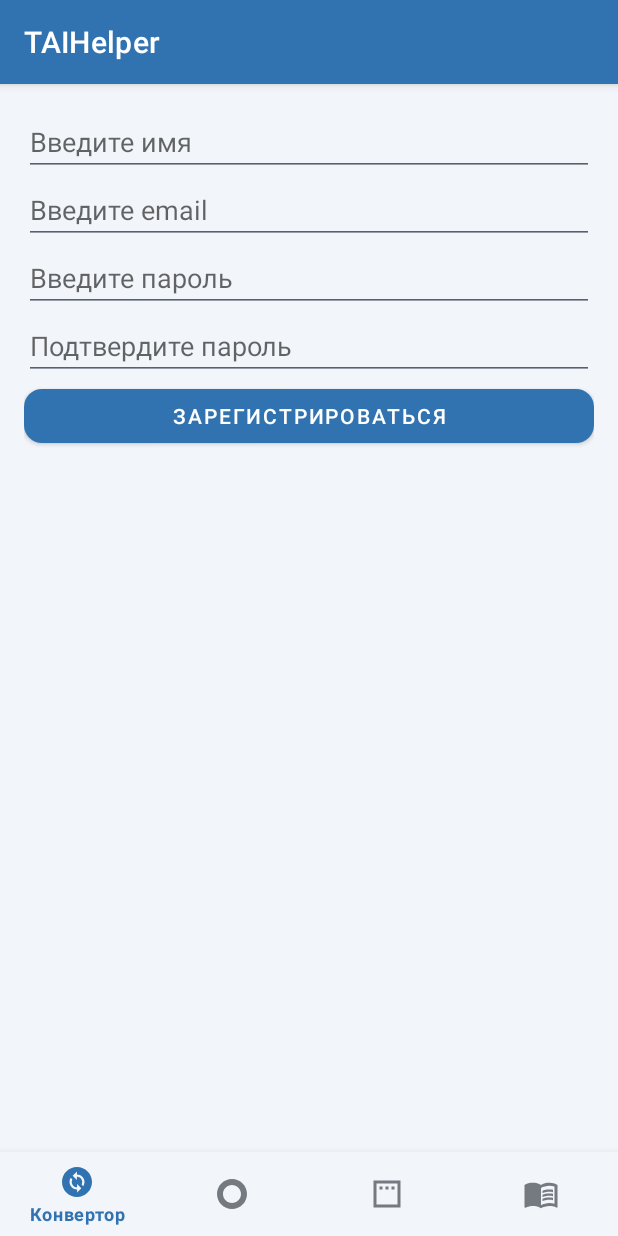
After one commit to Gizatulin-Vitaly/TAIHelper, an Android app: the RegisterFragment screen opened through its navigation route, on a phone screen of 412 x 824 dp. The commit adds this screen. Run offline under Robolectric (Android 15) with nearby library versions, the phone set to English and light mode, and no system bars; our stand-ins replace Dagger/Hilt's generated code, Firebase (no records; nobody signed in at launch, a user with empty details on screens opened directly), navigation-ui.

Commit message:
"Седьмой коммит: Добавлена авторизация Firebase, Регистрация, Восстановление пароля"

```diff
--- a/app/src/main/java/com/reftgres/taihelper/MainActivity.kt
+++ b/app/src/main/java/com/reftgres/taihelper/MainActivity.kt
@@ -3,29 +3,36 @@ package com.reftgres.taihelper
 import android.os.Bundle
 import androidx.appcompat.app.AppCompatActivity
 import androidx.activity.viewModels
-import androidx.lifecycle.Observer // Импортируем Observer
-import androidx.fragment.app.commit
-import com.reftgres.taihelper.ui.authtorization.AuthFragment
+import androidx.navigation.fragment.NavHostFragment
+import androidx.navigation.ui.setupWithNavController
+import com.google.android.material.bottomnavigation.BottomNavigationView
 import com.reftgres.taihelper.ui.authtorization.AuthViewModel
+import dagger.hilt.android.AndroidEntryPoint
 
+@AndroidEntryPoint
 class MainActivity : AppCompatActivity() {
 
     private val authViewModel: AuthViewModel by viewModels()
 
     override fun onCreate(savedInstanceState: Bundle?) {
         super.onCreate(savedInstanceState)
+        setContentView(R.layout.activity_main)
 
-        // Наблюдаем за состоянием авторизации через LiveData
-        authViewModel.isUserLoggedIn.observe(this, Observer { isLoggedIn ->
-            if (isLoggedIn) {
-                // Если пользователь авторизован, загружаем основной экран
-                setContentView(R.layout.activity_main)
-            } else {
-                // Если не авторизован, заменяем на `AuthFragment`
-                supportFragmentManager.commit {
-                    replace(android.R.id.content, AuthFragment())
+        val navHostFragment = supportFragmentManager.findFragmentById(R.id.nav_host_fragment) as? NavHostFragment
+        val navController = navHostFragment?.navController
+
+        if (navController != null) {
+            val bottomNavigationView = findViewById<BottomNavigationView>(R.id.bottomNavigationView)
+            bottomNavigationView.setupWithNavController(navController)
+
+            // 🔹 Проверяем, авторизован ли пользователь
+            authViewModel.isUserLoggedIn.observe(this) { isLoggedIn ->
+                if (!isLoggedIn) {
+                    navController.navigate(R.id.authFragment)
                 }
             }
-        })
+        } else {
+            throw IllegalStateException("NavController не был найден!")
+        }
     }
 }
--- /dev/null
+++ b/app/src/main/java/com/reftgres/taihelper/ui/registration/RegisterFragment.kt
@@ -0,0 +1,90 @@
+package com.reftgres.taihelper.ui.registration
+
+import android.os.Bundle
+import android.view.LayoutInflater
+import android.view.View
+import android.view.ViewGroup
+import androidx.fragment.app.Fragment
+import androidx.fragment.app.viewModels
+import com.reftgres.taihelper.R
+import com.reftgres.taihelper.databinding.FragmentRegisterBinding
+import android.widget.Toast
+import androidx.lifecycle.Observer
+import androidx.navigation.fragment.findNavController
+import androidx.navigation.NavDirections
+import com.google.firebase.auth.FirebaseAuth
+import com.google.firebase.database.FirebaseDatabase
+import com.reftgres.taihelper.ui.registration.RegisterViewModel
+
+
+class RegisterFragment : Fragment() {
+
+    private lateinit var binding: FragmentRegisterBinding
+    private val firebaseAuth = FirebaseAuth.getInstance()
+    private val database = FirebaseDatabase.getInstance().reference
+
+    override fun onCreateView(
+        inflater: LayoutInflater, container: ViewGroup?,
+        savedInstanceState: Bundle?
+    ): View? {
+        binding = FragmentRegisterBinding.inflate(inflater, container, false)
+
+        binding.registerButton.setOnClickListener {
+            val name = binding.nameEditText.text.toString()
+            val email = binding.emailEditText.text.toString()
+            val password = binding.passwordEditText.text.toString()
+            val confirmPassword = binding.confirmPasswordEditText.text.toString()
+
+            // Проверка одинаковости паролей
+            if (password != confirmPassword) {
+                Toast.makeText(context, "Пароли не совпадают", Toast.LENGTH_SHORT).show()
+                return@setOnClickListener
+            }
+
+            // Проверка на пустые поля
+            if (email.isEmpty() || password.isEmpty() || name.isEmpty()) {
+                Toast.makeText(context, "Пожалуйста, заполните все поля", Toast.LENGTH_SHORT).show()
+                return@setOnClickListener
+            }
+
+            // Регистрируем пользователя
+            registerUser(name, email, password)
+        }
+
+        return binding.root
+    }
+
+    private fun registerUser(name: String, email: String, password: String) {
+        firebaseAuth.createUserWithEmailAndPassword(email, password)
+            .addOnCompleteListener { task ->
+                if (task.isSuccessful) {
+                    val user = firebaseAuth.currentUser
+                    user?.sendEmailVerification()
+                        ?.addOnCompleteListener { verificationTask ->
+                            if (verificationTask.isSuccessful) {
+                                // Сохраняем имя пользователя в Firebase Database
+                                saveUserName(user.uid, name)
+
+                                Toast.makeText(context, "Письмо с подтверждением отправлено", Toast.LENGTH_SHORT).show()
+                            } else {
+                                Toast.makeText(context, "Ошибка отправки письма с подтверждением", Toast.LENGTH_SHORT).show()
+                            }
+                        }
+                } else {
+                    Toast.makeText(context, "Ошибка регистрации: ${task.exception?.message}", Toast.LENGTH_SHORT).show()
+                }
+            }
+    }
+
+    private fun saveUserName(uid: String, name: String) {
+        val userRef = database.child("users").child(uid)
+        userRef.child("name").setValue(name)
+            .addOnCompleteListener { task ->
+                if (task.isSuccessful) {
+                    Toast.makeText(context, "Имя пользователя сохранено", Toast.LENGTH_SHORT).show()
+                } else {
+                    Toast.makeText(context, "Ошибка сохранения имени пользователя", Toast.LENGTH_SHORT).show()
+                }
+            }
+    }
+}
--- /dev/null
+++ b/app/src/main/res/layout/fragment_register.xml
@@ -0,0 +1,41 @@
+<LinearLayout xmlns:android="http://schemas.android.com/apk/res/android"
+    android:layout_width="match_parent"
+    android:layout_height="match_parent"
+    android:orientation="vertical"
+    android:padding="16dp">
+
+    <EditText
+        android:id="@+id/nameEditText"
+        android:layout_width="match_parent"
+        android:layout_height="wrap_content"
+        android:hint="Введите имя"
+        android:inputType="textPersonName" />
+
+    <EditText
+        android:id="@+id/emailEditText"
+        android:layout_width="match_parent"
+        android:layout_height="wrap_content"
+        android:hint="Введите email"
+        android:inputType="textEmailAddress" />
+
+    <EditText
+        android:id="@+id/passwordEditText"
+        android:layout_width="match_parent"
+        android:layout_height="wrap_content"
+        android:hint="Введите пароль"
+        android:inputType="textPassword" />
+
+    <EditText
+        android:id="@+id/confirmPasswordEditText"
+        android:layout_width="match_parent"
+        android:layout_height="wrap_content"
+        android:hint="Подтвердите пароль"
+        android:inputType="textPassword" />
+
+    <Button
+        android:id="@+id/registerButton"
+        android:layout_width="match_parent"
+        android:layout_height="wrap_content"
+        android:text="Зарегистрироваться" />
+
+</LinearLayout>
--- a/app/src/main/res/navigation/mobile_navigation.xml
+++ b/app/src/main/res/navigation/mobile_navigation.xml
@@ -3,7 +3,7 @@
     xmlns:app="http://schemas.android.com/apk/res-auto"
     xmlns:tools="http://schemas.android.com/tools"
     android:id="@+id/mobile_navigation"
-    app:startDestination="@+id/converterFragment">
+    app:startDestination="@id/authFragment">
 
     <fragment
         android:id="@+id/converterFragment"
@@ -19,9 +19,29 @@
 
     <fragment
         android:id="@+id/authFragment"
-        android:name="com.reftgres.taihelper.ui.authtorization.AuthFragment"
-        android:label="Авторизация"
-        tools:layout="@layout/fragment_auth" />
+        android:name="com.reftgres.taihelper.ui.authorization.AuthFragment"
+        android:label="AuthFragment">
+        <action
+            android:id="@+id/action_authFragment_to_registerFragment"
+            app:destination="@id/registerFragment" />
+        <action
+            android:id="@+id/action_authFragment_to_resetPasswordFragment"
+            app:destination="@id/resetPasswordFragment" />
+    </fragment>
+
+    <fragment
+        android:id="@+id/registerFragment"
+        android:name="com.reftgres.taihelper.ui.registration.RegisterFragment"
+        android:label="RegisterFragment">
+        <action
+            android:id="@+id/action_registerFragment_to_authFragment"
+            app:destination="@id/authFragment" />
+    </fragment>
+
+    <fragment
+        android:id="@+id/resetPasswordFragment"
+        android:name="com.reftgres.taihelper.ui.reset.ResetPasswordFragment"
+        android:label="ResetPasswordFragment" />
 
     <fragment
         android:id="@+id/verificationAjkFragment"
```
Also changed, not shown: app/build.gradle.kts (+22 -5 lines), app/src/main/java/com/reftgres/taihelper/ui/authtorization/AuthFragment.kt (+59 -71 lines), app/src/main/java/com/reftgres/taihelper/ui/authtorization/AuthViewModel.kt (+27 -16 lines), app/src/main/java/com/reftgres/taihelper/ui/registration/RegisterViewModel.kt (added, +46 -0 lines), app/src/main/java/com/reftgres/taihelper/ui/reset/PasswordResetViewModel.kt (added, +34 -0 lines), app/src/main/java/com/reftgres/taihelper/ui/reset/ResetPasswordFragment.kt (added, +48 -0 lines), app/src/main/res/layout/fragment_auth.xml (+39 -44 lines), app/src/main/res/layout/fragment_reset_password.xml (added, +20 -0 lines), 1 other file.
